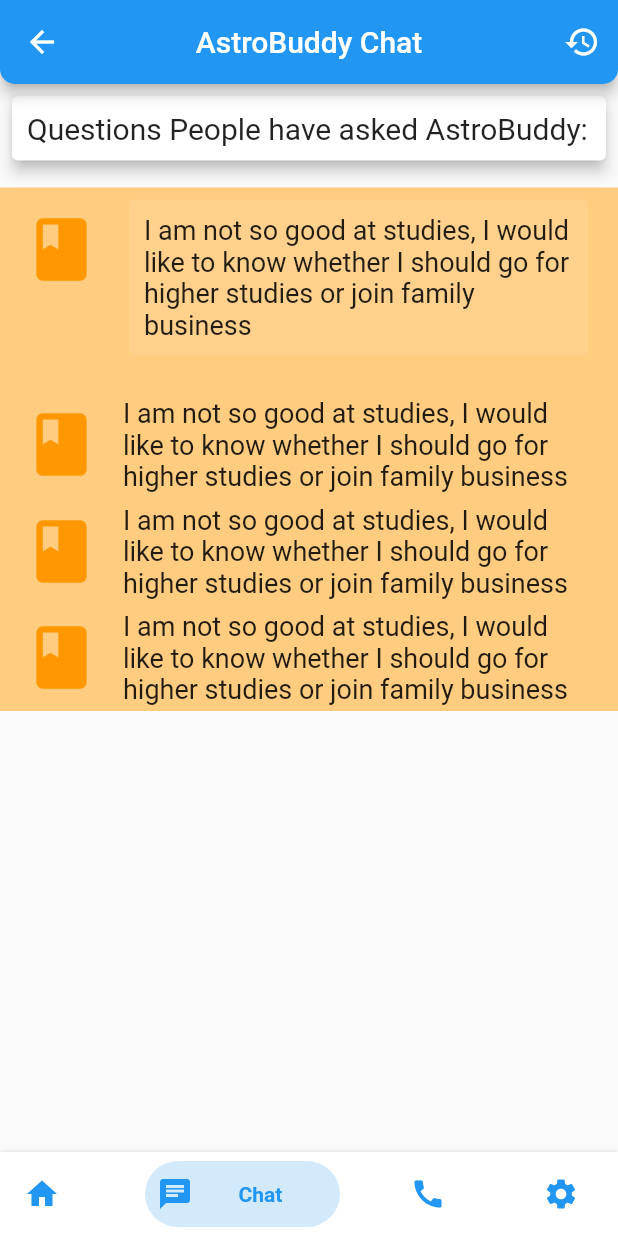
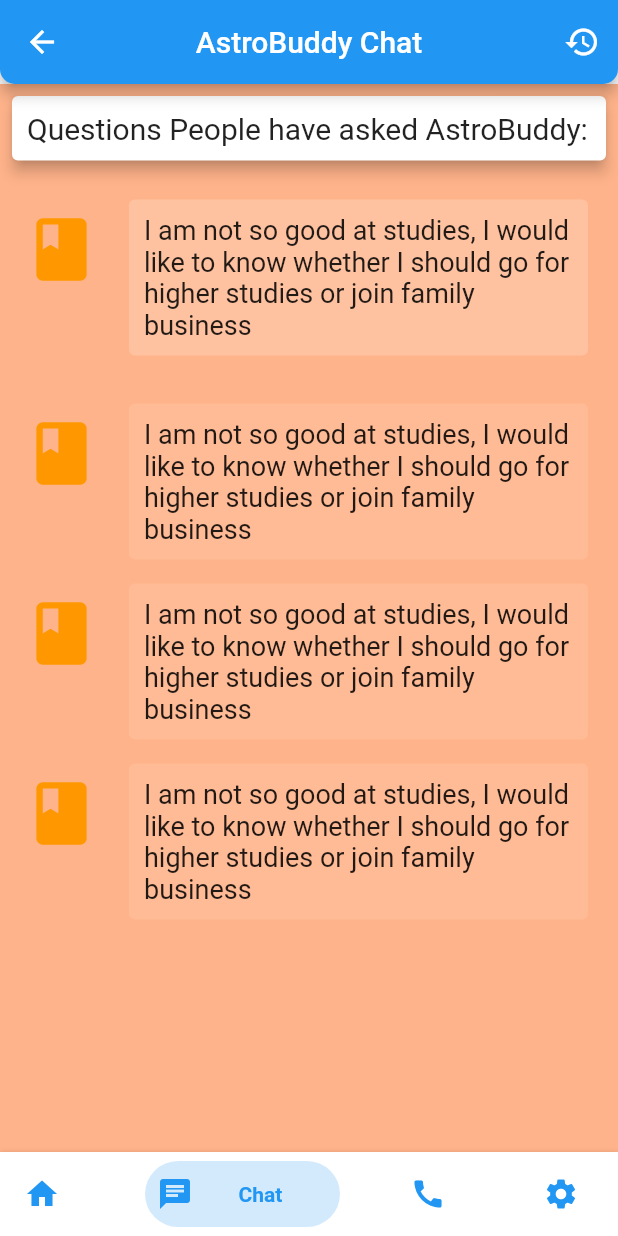
Before and after one commit to Deathstar427/AstroBuddy, a Flutter app: the screen it shows after launch, item 2 of the bottom bar chosen, on a phone screen of 412 x 824 dp. Run offline on Flutter 3.47's test engine with Material 2 defaults, Android fonts, the phone set to English and light mode, and no system bars; drawn by our look-alikes of bottom_navy_bar.

Commit message:
Update in chat section

```diff
--- a/lib/chat.dart
+++ b/lib/chat.dart
@@ -20,7 +20,9 @@ class ChatPage extends StatelessWidget {
             )
           ],
         ),
-        body: Column(children: [
+        body: Container(
+            decoration: new BoxDecoration(color: Color(0xffffb38a)),
+            child: Column(children: [
               Container(
 
                   //
@@ -36,7 +38,7 @@ class ChatPage extends StatelessWidget {
                             )),
                       ))),
               Container(
-              color: Colors.orange[200],
+                  // color: Colors.orange[200],
                   margin: EdgeInsets.only(top: 10),
                   child: ListView(shrinkWrap: true, children: [
                     ListTile(
@@ -46,7 +48,7 @@ class ChatPage extends StatelessWidget {
                           size: 50,
                         ),
                         title: Card(
-                        color: Colors.white.withOpacity(0.1),
+                            color: Colors.white.withOpacity(0.2),
                             elevation: 0.0,
                             child: Padding(
                               padding: EdgeInsets.all(10),
@@ -64,31 +66,46 @@ class ChatPage extends StatelessWidget {
                           color: Colors.orange,
                           size: 50,
                         ),
-                  title: Text(
+                        title: Card(
+                            color: Colors.white.withOpacity(0.1),
+                            elevation: 0.0,
+                            child: Padding(
+                              padding: EdgeInsets.all(10),
+                              child: Text(
                                   "I am not so good at studies, I would like to know whether I should go for higher studies or join family business",
                                   style: TextStyle(fontSize: 18)),
-                ),
+                            ))),
                     ListTile(
                         leading: Icon(
                           Icons.book,
                           color: Colors.orange,
                           size: 50,
                         ),
-                  title: Text(
+                        title: Card(
+                            color: Colors.white.withOpacity(0.1),
+                            elevation: 0.0,
+                            child: Padding(
+                              padding: EdgeInsets.all(10),
+                              child: Text(
                                   "I am not so good at studies, I would like to know whether I should go for higher studies or join family business",
                                   style: TextStyle(fontSize: 18)),
-                ),
+                            ))),
                     ListTile(
                         leading: Icon(
                           Icons.book,
                           color: Colors.orange,
                           size: 50,
                         ),
-                  title: Text(
+                        title: Card(
+                            color: Colors.white.withOpacity(0.1),
+                            elevation: 0.0,
+                            child: Padding(
+                              padding: EdgeInsets.all(10),
+                              child: Text(
                                   "I am not so good at studies, I would like to know whether I should go for higher studies or join family business",
                                   style: TextStyle(fontSize: 18)),
-                )
+                            )))
                   ]))
-        ]));
+            ])));
   }
 }
```
Lines whose indentation alone changed are shown as unchanged.
